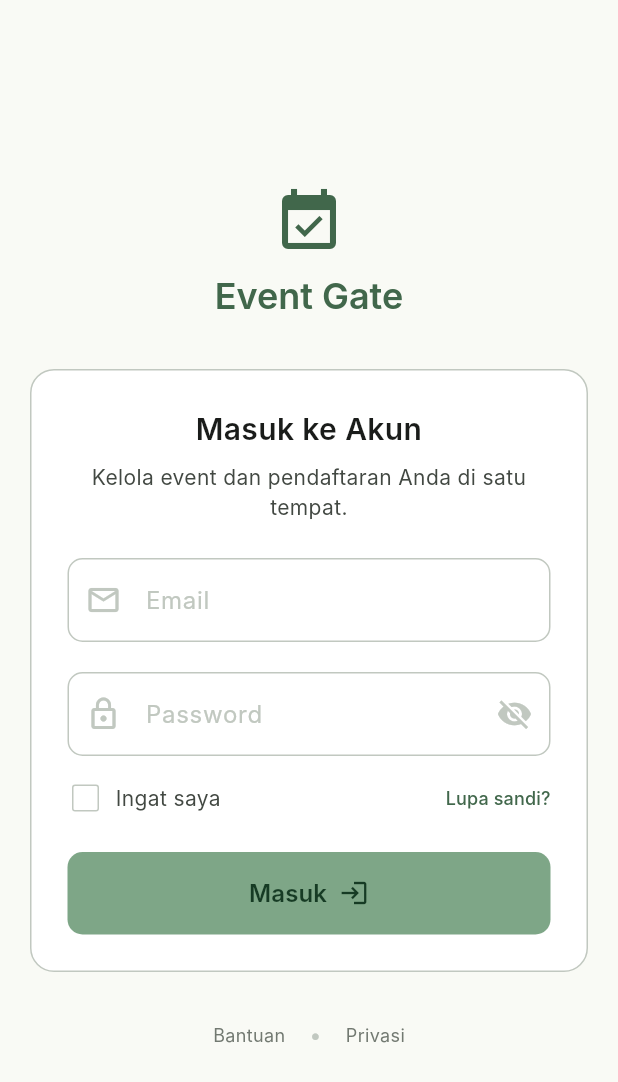
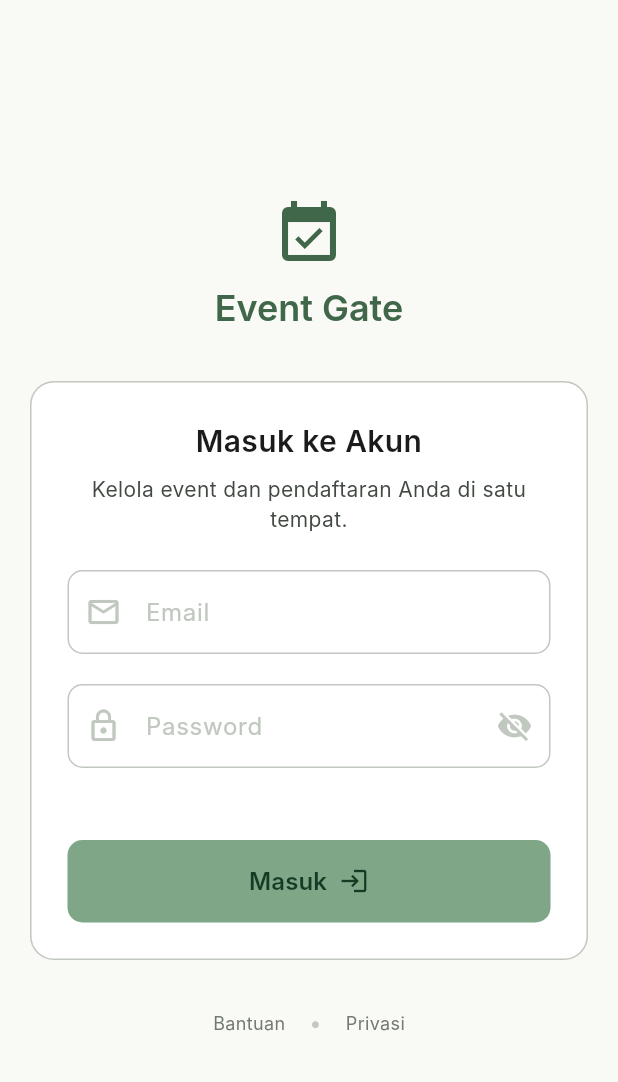
Before and after one commit to mhhanif-21/Ticket-In, a Flutter app: the screen it shows after launch, on a phone screen of 412 x 824 dp. Shown: the top 1082 px of the screen. Run offline on Flutter 3.47's test engine with Material 3 defaults, Android fonts, the phone set to English and light mode, and no system bars; our stand-ins replace flutter_riverpod, flutter_secure_storage, go_router, image_picker; Roboto replaces fonts that are missing (Inter).

Commit message:
fix(mobile): resolve system navbar overlap and bottom bar visual inconsistency
- Replace Scaffold.bottomSheet with bottomNavigationBar on create and
  edit event screens so system navigation insets are handled automatically
- Remove hardcoded bottom:100 padding that was a fragile workaround
- Reorder Container/SafeArea hierarchy on form builder and review detail
  screens so the background color extends to the physical screen edge
- Remove unimplemented 'Remember Me' and 'Forgot Password' UI elements
  from login screen to avoid user confusion

```diff
--- a/mobile/lib/screens/login_screen.dart
+++ b/mobile/lib/screens/login_screen.dart
@@ -19,7 +19,6 @@ class _LoginScreenState extends State<LoginScreen> {
 
   bool _isLoading = false;
   bool _obscurePassword = true;
-  bool _rememberMe = false;
 
   @override
   void dispose() {
@@ -212,52 +211,9 @@ class _LoginScreenState extends State<LoginScreen> {
                         ),
                         const SizedBox(height: 16),
 
-                        // Remember Me & Forgot Password
-                        Row(
-                          mainAxisAlignment: MainAxisAlignment.spaceBetween,
-                          children: [
-                            Row(
-                              children: [
-                                SizedBox(
-                                  width: 24,
-                                  height: 24,
-                                  child: Checkbox(
-                                    value: _rememberMe,
-                                    activeColor: primaryColor,
-                                    side: const BorderSide(color: outlineVariantColor),
-                                    onChanged: (val) {
-                                      setState(() => _rememberMe = val ?? false);
-                                    },
-                                  ),
-                                ),
-                                const SizedBox(width: 8),
-                                const Text(
-                                  'Ingat saya',
-                                  style: TextStyle(
-                                    fontSize: 14,
-                                    color: onSurfaceVariantColor,
-                                  ),
-                                ),
-                              ],
-                            ),
-                            TextButton(
-                              onPressed: () {},
-                              style: TextButton.styleFrom(
-                                padding: EdgeInsets.zero,
-                                minimumSize: Size.zero,
-                                tapTargetSize: MaterialTapTargetSize.shrinkWrap,
-                              ),
-                              child: const Text(
-                                'Lupa sandi?',
-                                style: TextStyle(
-                                  fontSize: 12,
-                                  fontWeight: FontWeight.w500,
-                                  color: primaryColor,
-                                ),
-                              ),
-                            ),
-                          ],
-                        ),
+                        // [MOB-BUG-014] FIX: "Ingat saya" dan "Lupa sandi?" dihapus karena belum ada implementasi backend
+                        // Akan ditambahkan kembali saat fitur siap
+                        const SizedBox(height: 8),
                         const SizedBox(height: 24),
 
                         // Submit Button
```
Also changed, not shown: mobile/lib/screens/create_event_screen.dart (+19 -6 lines), mobile/lib/screens/edit_event_screen.dart (+19 -8 lines), mobile/lib/screens/form_builder_screen.dart (+7 -5 lines), mobile/lib/screens/review_detail_screen.dart (+7 -4 lines).
